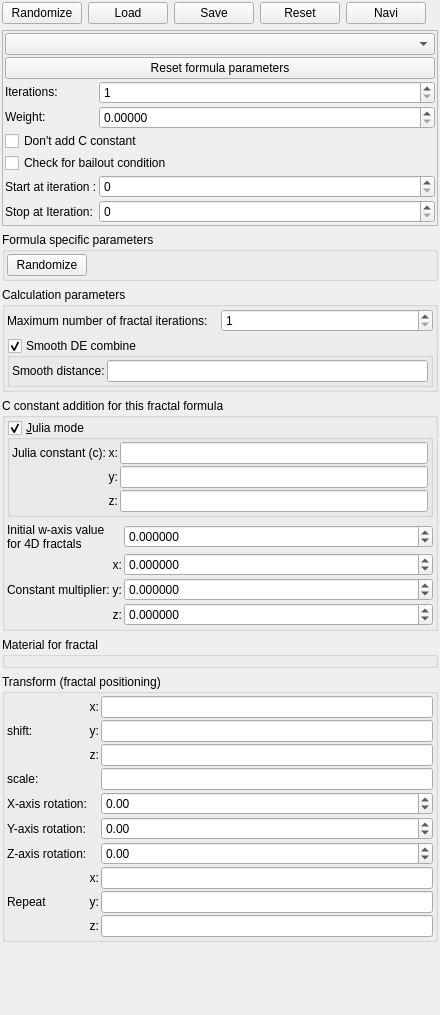
Above: mandelbulber2/qt/tab_fractal.ui from buddhi1980/mandelbulber2 before the change. Below: the same form after it.
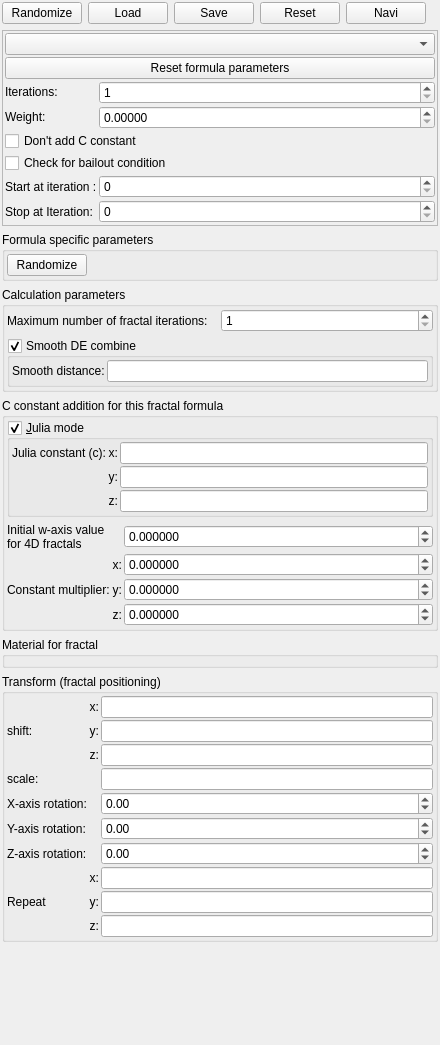
That is the form after the change. Custom widgets are drawn as their Qt base class.

Diff of the .ui file:
```diff
--- a/mandelbulber2/qt/tab_fractal.ui
+++ b/mandelbulber2/qt/tab_fractal.ui
@@ -7,7 +7,7 @@
     <x>0</x>
     <y>0</y>
     <width>440</width>
-    <height>1015</height>
+    <height>1045</height>
    </rect>
   </property>
   <property name="windowTitle">
```
Left out of the diff: 3 changed lines with no effect on the pictures.
